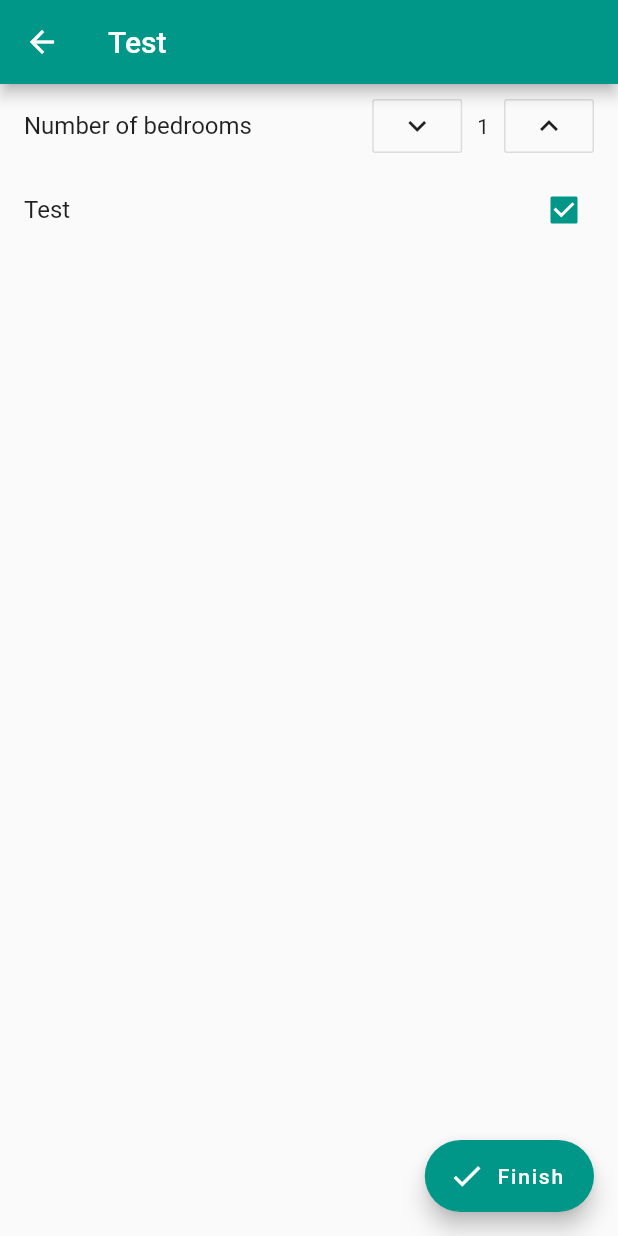
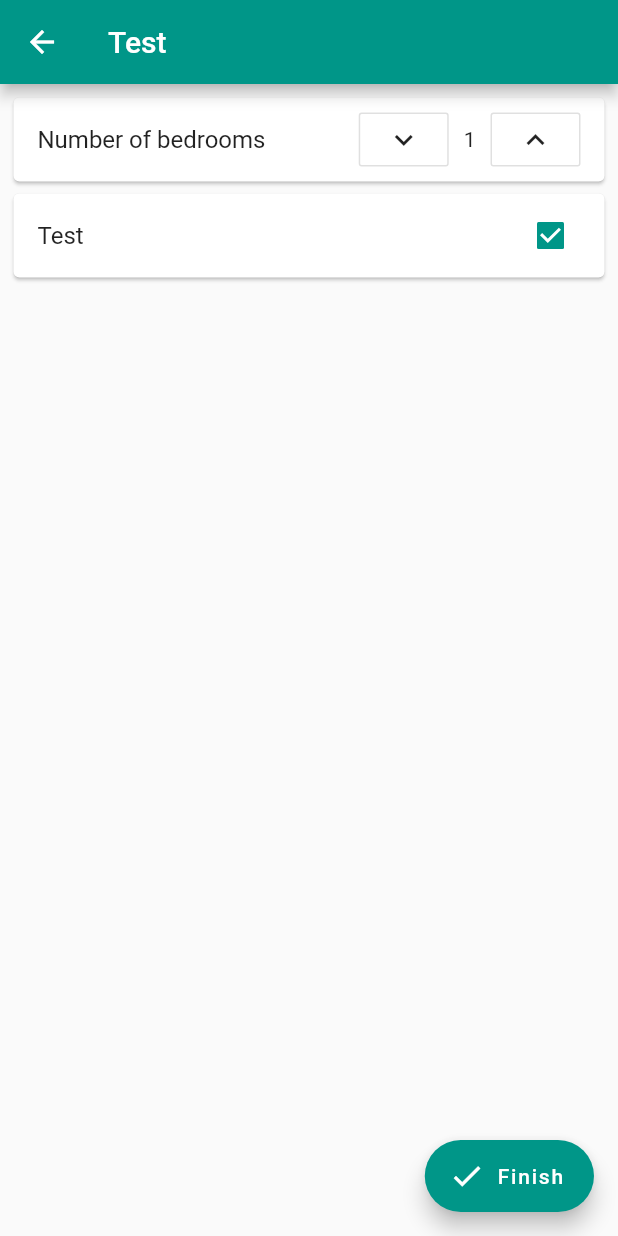
Before and after one commit to Lindronics/property_checklist, a Flutter app: the screen it shows after launch, after a tap on "Test", on a phone screen of 412 x 824 dp. Run offline on Flutter 3.47's test engine with Material 2 defaults, Android fonts, the phone set to English and light mode, and no system bars; our stand-ins replace flutter_slidable.

Commit message:
Minor UI changes

```diff
--- a/property_checklist_app/lib/main.dart
+++ b/property_checklist_app/lib/main.dart
@@ -110,6 +110,13 @@ class _MyHomePageState extends State<MyHomePage> {
                                 property: property,
                               )));
                 }),
+            actions: <Widget>[
+              IconSlideAction(
+                  caption: "Favourite",
+                  color: Colors.yellow,
+                  icon: Icons.star,
+                  onTap: () {})
+            ],
             secondaryActions: <Widget>[
               IconSlideAction(
                   caption: "Delete",
--- a/property_checklist_app/lib/property_page.dart
+++ b/property_checklist_app/lib/property_page.dart
@@ -18,14 +18,16 @@ class _PropertyPageState extends State<PropertyPage> {
       appBar: AppBar(
         title: Text(widget.property.name),
       ),
-      body: ListView.builder(
-        itemCount: widget.property.features.length,
-        itemBuilder: (context, index) {
-          final feature = widget.property.features[index];
+      body: Padding(
+          padding: const EdgeInsets.all(5.0),
+          child: ListView.builder(
+            itemCount: widget.property.features.length,
+            itemBuilder: (context, index) {
+              final feature = widget.property.features[index];
 
-          return feature.getWidget(setState);
-        },
-      ),
+              return Card(child: feature.getWidget(setState));
+            },
+          )),
       floatingActionButton: FloatingActionButton.extended(
         onPressed: () {
           Navigator.pop(context);
```
